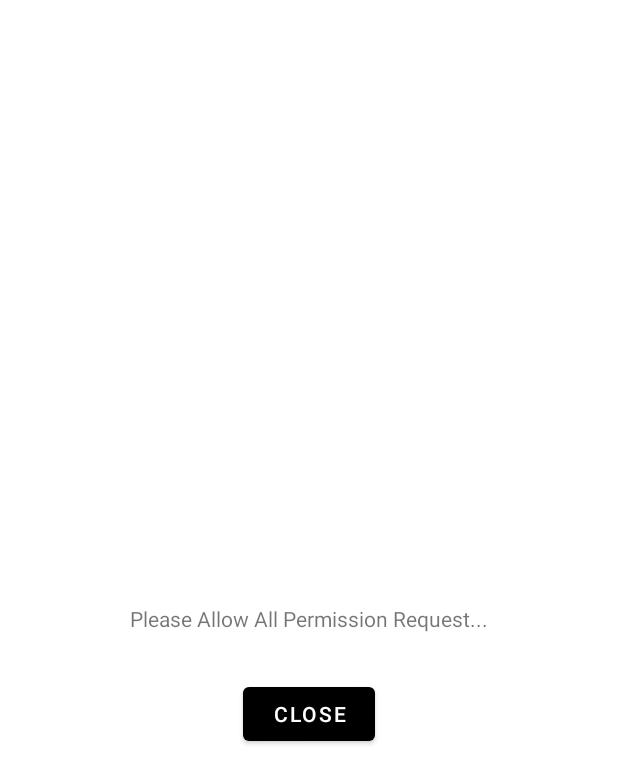
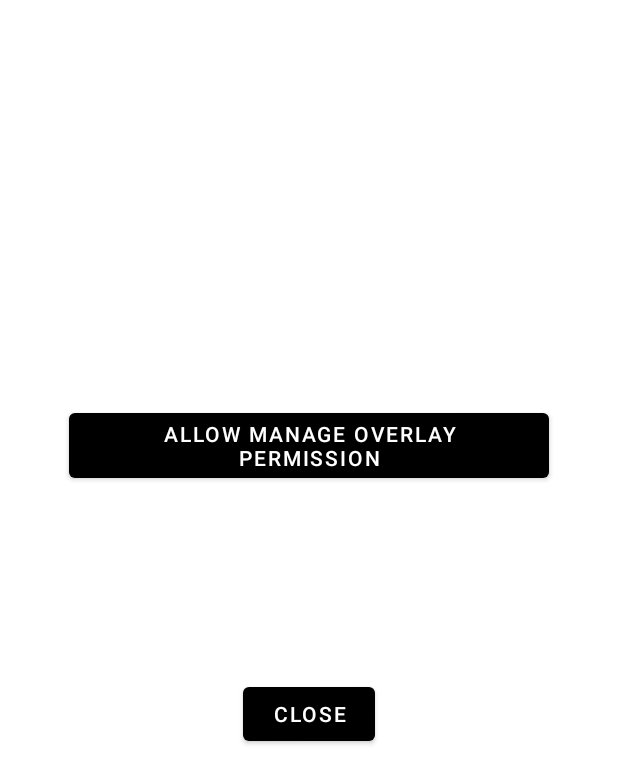
Before and after one commit to yanuwar/TheWatcher, an Android app: the screen it shows after launch (MainActivity), on a phone screen of 412 x 824 dp. Shown: the top 784 px of the screen. Run offline under Robolectric (Android 15) with nearby library versions, the phone set to English and light mode, and no system bars.

Commit message:
add button to allow permission

```diff
--- a/app/src/main/java/com/waigres/MainActivity.kt
+++ b/app/src/main/java/com/waigres/MainActivity.kt
@@ -14,6 +14,8 @@ import android.os.Bundle
 import android.os.Process
 import android.provider.Settings
 import android.util.Log.e
+import android.view.View
+import android.widget.Toast
 import androidx.appcompat.app.AppCompatActivity
 import androidx.lifecycle.lifecycleScope
 import androidx.preference.PreferenceManager
@@ -42,6 +44,7 @@ class MainActivity : AppCompatActivity() {
 
         prefs = PreferenceManager.getDefaultSharedPreferences(application)
         requestUsageStatsPermission()
+        requestUsageOverlayPermission()
 
         val alarmManager = getSystemService(Context.ALARM_SERVICE) as AlarmManager
         val alarmIntent = Intent(this, MyBroadCastReceiver::class.java)
@@ -57,25 +60,41 @@ class MainActivity : AppCompatActivity() {
         close_btn.setOnClickListener {
             finish()
         }
+        permission_manage_overlay_btn.setOnClickListener {
+            requestUsageOverlayPermission()
+        }
+        permission_usage_access_btn.setOnClickListener {
+            requestUsageStatsPermission()
+        }
 
         getHtmlFromWeb()
     }
-    fun requestUsageStatsPermission() {
+    private fun requestUsageStatsPermission() {
         if (Build.VERSION.SDK_INT >= Build.VERSION_CODES.LOLLIPOP_MR1
                 && !hasUsageStatsPermission(this)) {
+            permission_usage_access_btn.visibility = View.VISIBLE
             val intent = Intent(
                 Settings.ACTION_USAGE_ACCESS_SETTINGS,
                 Uri.parse("package:" + this.packageName)
             )
             startActivityForResult(intent, REQ_CODE_ACTION_USAGE_ACCESS_SETTINGS)
+        } else {
+            Toast.makeText(this, "Already Allowed Usage Access Permission", Toast.LENGTH_SHORT).show()
+            permission_usage_access_btn.visibility = View.INVISIBLE
         }
+    }
+    private fun requestUsageOverlayPermission () {
         if (Build.VERSION.SDK_INT >= Build.VERSION_CODES.M) {
             if (!Settings.canDrawOverlays(this)) {
+                permission_manage_overlay_btn.visibility = View.VISIBLE
                 val intent = Intent(
                     Settings.ACTION_MANAGE_OVERLAY_PERMISSION,
                     Uri.parse("package:" + this.packageName)
                 )
                 startActivityForResult(intent, REQ_CODE_ACTION_MANAGE_OVERLAY_PERMISSION)
+            } else {
+                Toast.makeText(this, "Already Allowed Manage Overlay Permission", Toast.LENGTH_SHORT).show()
+                permission_manage_overlay_btn.visibility = View.INVISIBLE
             }
         }
     }
--- a/app/src/main/res/layout/activity_main.xml
+++ b/app/src/main/res/layout/activity_main.xml
@@ -10,11 +10,35 @@
         android:id="@+id/textView"
         android:layout_width="wrap_content"
         android:layout_height="wrap_content"
-        android:text="Please Allow All Permission Request..."
+        android:text=""
         app:layout_constraintBottom_toBottomOf="parent"
         app:layout_constraintLeft_toLeftOf="parent"
         app:layout_constraintRight_toRightOf="parent"
         app:layout_constraintTop_toTopOf="parent" />
+
+    <Button
+        android:id="@+id/permission_manage_overlay_btn"
+        android:layout_width="wrap_content"
+        android:layout_height="wrap_content"
+        android:text="Allow Manage Overlay Permission"
+        android:layout_marginBottom="0dp"
+        android:visibility="invisible"
+        tools:visibility="visible"
+        app:layout_constraintEnd_toEndOf="parent"
+        app:layout_constraintStart_toStartOf="parent"
+        app:layout_constraintBottom_toTopOf="@+id/permission_usage_access_btn" />
+
+    <Button
+        android:id="@+id/permission_usage_access_btn"
+        android:layout_width="wrap_content"
+        android:layout_height="wrap_content"
+        android:text="Allow Usage Access Permission"
+        android:layout_marginBottom="30dp"
+        android:visibility="invisible"
+        tools:visibility="visible"
+        app:layout_constraintEnd_toEndOf="parent"
+        app:layout_constraintStart_toStartOf="parent"
+        app:layout_constraintBottom_toTopOf="@+id/textView" />
 
     <Button
         android:id="@+id/close_btn"
--- a/app/src/main/res/values/strings.xml
+++ b/app/src/main/res/values/strings.xml
@@ -1,5 +1,5 @@
 <resources>
-    <string name="app_name">WAIGRes</string>
+    <string name="app_name">The Watcher</string>
     <string name="default_fun_fact">"A crocodile cannot stick its tongue out."</string>
     <string name="description">Hey Junior! Your access to this app has been temporarily restricted by your parent.</string>
     <string name="close">close</string>
```
